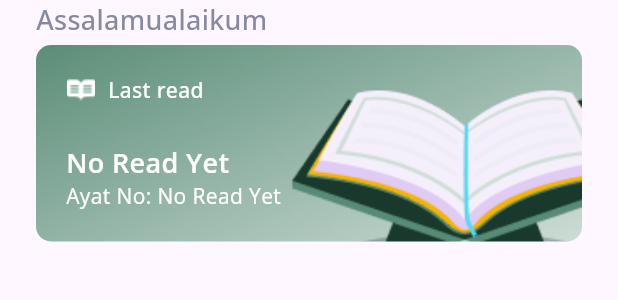
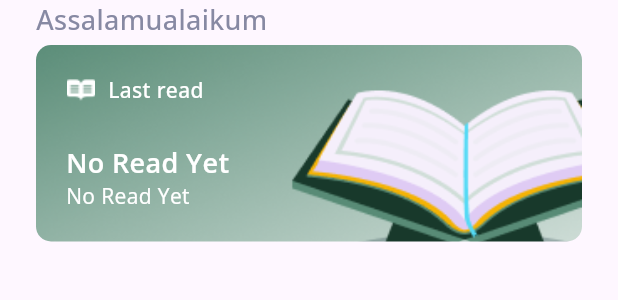
Before and after one commit to Ical852/myquran, a Flutter app: the LastRead widget shown alone on an empty page, opened directly, on a phone screen of 412 x 824 dp. Shown: the top 300 px of the screen. Run offline on Flutter 3.47's test engine with Material 3 defaults, Android fonts, the phone set to English and light mode, and no system bars; our stand-ins replace audioplayers, bloc, cached_network_image, equatable, flutter_bloc, google_fonts and 1 more; accounts and stored records are empty; network calls fail.

Commit message:
update last read

```diff
--- a/lib/blocs/cubits/audio_player_cubit.dart
+++ b/lib/blocs/cubits/audio_player_cubit.dart
@@ -42,7 +42,6 @@ class AudioPlayerCubit extends Cubit<AudioPlayerState> {
     await _audioPlayer.stop();
     emit(state.copyWith(
       currentPlay: "",
-      currentIndex: 0,
       playerState: PlayerState.stopped,
     ));
   }
--- a/lib/blocs/cubits/current_read_cubit.dart
+++ /dev/null
@@ -1,28 +0,0 @@
-import 'package:bloc/bloc.dart';
-import 'package:equatable/equatable.dart';
-import 'package:myquran/models/get_surah_response_model.dart';
-
-part '../states/current_read_state.dart';
-
-class CurrentReadModel {
-  late Data? data;
-  late int? ayat;
-
-  CurrentReadModel.init() {
-    this.data = null;
-    this.ayat = null;
-  }
-
-  CurrentReadModel(Data data, int ayat) {
-    this.data = data;
-    this.ayat = ayat;
-  }
-}
-
-class CurrentReadCubit extends Cubit<CurrentReadModel> {
-  CurrentReadCubit() : super(CurrentReadModel.init());
-
-  void setCurrentRead(CurrentReadModel current) {
-    emit(current);
-  }
-}
--- a/lib/main.dart
+++ b/lib/main.dart
@@ -4,7 +4,6 @@ import 'package:flutter_bloc/flutter_bloc.dart';
 import 'package:myquran/blocs/cubits/audio_player_cubit.dart';
 import 'package:myquran/blocs/cubits/bookmark_ayat_cubit.dart';
 import 'package:myquran/blocs/cubits/bookmark_surah_cubit.dart';
-import 'package:myquran/blocs/cubits/current_read_cubit.dart';
 import 'package:myquran/blocs/cubits/get_detail_surah_cubit.dart';
 import 'package:myquran/blocs/cubits/get_surah_cubit.dart';
 import 'package:myquran/blocs/cubits/get_tafsir_surah_cubit.dart';
@@ -34,7 +33,6 @@ class MyApp extends StatelessWidget {
         BlocProvider(create: (context) => GetTafsirSurahCubit()),
         BlocProvider(create: (context) => BookmarkSurahCubit()),
         BlocProvider(create: (context) => BookmarkAyatCubit()),
-        BlocProvider(create: (context) => CurrentReadCubit()),
         BlocProvider(create: (context) => AudioPlayerCubit()),
       ],
       child: MaterialApp(
--- a/lib/screens/main_pages/tabs/home_tab/home_tab.dart
+++ b/lib/screens/main_pages/tabs/home_tab/home_tab.dart
@@ -1,6 +1,5 @@
 import 'package:flutter/material.dart';
 import 'package:flutter_bloc/flutter_bloc.dart';
-import 'package:myquran/blocs/cubits/current_read_cubit.dart';
 import 'package:myquran/blocs/cubits/get_surah_cubit.dart';
 import 'package:myquran/functions/global_func.dart';
 import 'package:myquran/models/get_surah_response_model.dart';
@@ -82,11 +81,9 @@ class _HomeTabState extends State<HomeTab> {
         itemCount: surahs.data!.length,
         itemBuilder: (context, index) {
           var surah = surahs.data![index];
-          var current = CurrentReadModel(surah, 1);
           return SurahCard(
             surah: surah,
             onPress: () {
-              homeVM.setCurrentRead(current);
               goToPage(context, SurahDetailPage(surah));
             },
           );
--- a/lib/screens/main_pages/tabs/home_tab/partials/last_read.dart
+++ b/lib/screens/main_pages/tabs/home_tab/partials/last_read.dart
@@ -1,6 +1,7 @@
 import 'package:flutter/material.dart';
 import 'package:flutter_bloc/flutter_bloc.dart';
-import 'package:myquran/blocs/cubits/current_read_cubit.dart';
+import 'package:myquran/blocs/cubits/audio_player_cubit.dart';
+import 'package:myquran/blocs/states/audio_player_state.dart';
 import 'package:myquran/functions/global_func.dart';
 import 'package:myquran/screens/detail_pages/surah_detail_page/surah_detail_page.dart';
 import 'package:myquran/shared/text_styles.dart';
@@ -11,7 +12,7 @@ class LastRead extends StatelessWidget {
 
   @override
   Widget build(BuildContext context) {
-    Widget LastReadContent(CurrentReadModel state) {
+    Widget LastReadContent(AudioPlayerState state) {
       return Container(
         padding: EdgeInsets.all(20),
         child: Column(
@@ -33,12 +34,12 @@ class LastRead extends StatelessWidget {
             ),
             Spacer(),
             Text(
-              state.data?.namaLatin ?? "No Read Yet",
+              state.surah?.namaLatin ?? "No Read Yet",
               style: large.white.semiBold,
             ),
             SizedBox(width: 4),
             Text(
-              "Ayat No: ${state.ayat ?? 'No Read Yet'}",
+              state.surah != null ? "Ayat No: ${state.currentIndex + 1}" : 'No Read Yet',
               style: regular.white.regularF,
             )
           ],
@@ -46,7 +47,7 @@ class LastRead extends StatelessWidget {
       );
     }
 
-    return BlocConsumer<CurrentReadCubit, CurrentReadModel>(
+    return BlocConsumer<AudioPlayerCubit, AudioPlayerState>(
       listener: (context, state) {},
       builder: (context, state) {
         return Container(
@@ -62,8 +63,8 @@ class LastRead extends StatelessWidget {
               SizedBox(height: 4),
               GestureDetector(
                 onTap: () {
-                  if (state.data != null) {
-                    goToPage(context, SurahDetailPage(state.data!));
+                  if (state.surah != null) {
+                    goToPage(context, SurahDetailPage(state.surah!));
                   }
                 },
                 child: ImageCustom(
```
Also changed, not shown: lib/blocs/states/current_read_state.dart (deleted, +0 -10 lines), lib/screens/detail_pages/surah_detail_page/surah_detail_page.dart (+6 -8 lines), lib/view_models/main_page/home_view_model.dart (+0 -9 lines).
